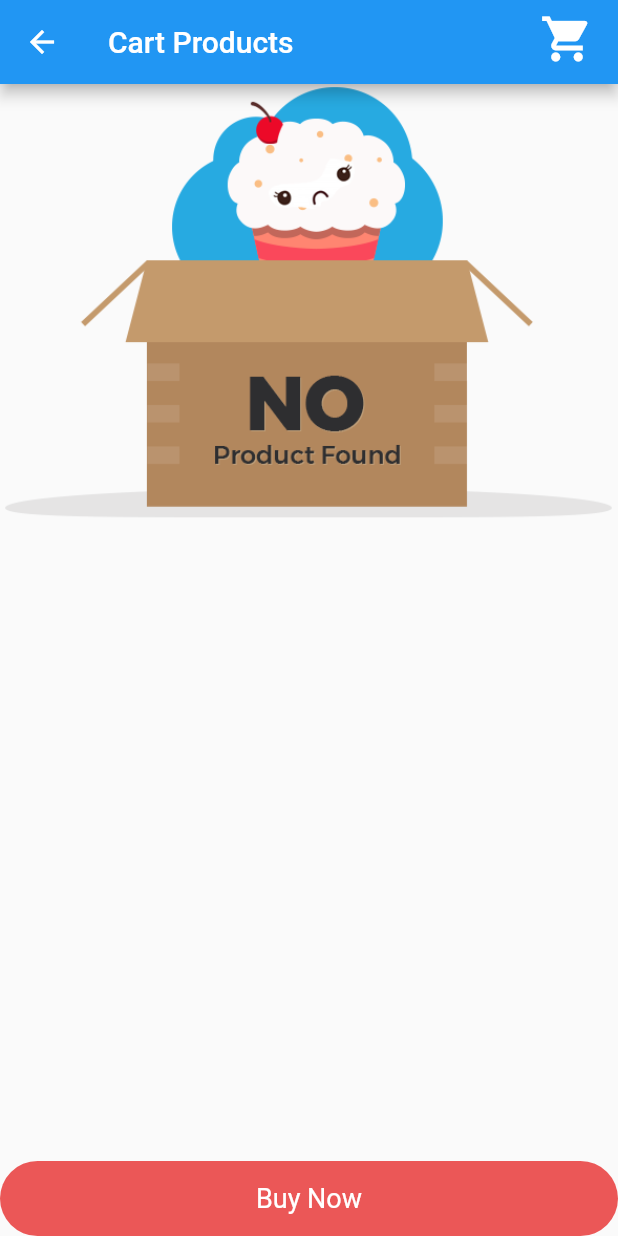
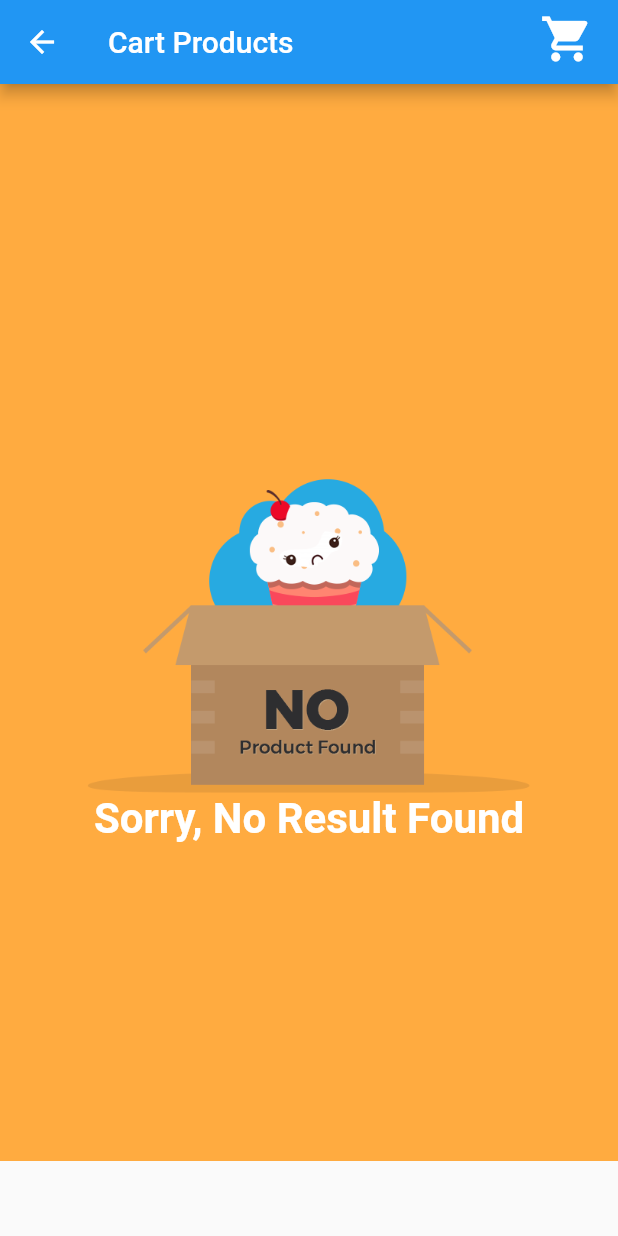
Before and after one commit to soumen88/homebazaar, a Flutter app: the ProductsListingScreenPage screen opened by its route, after a tap on the "shopping cart" icon, on a phone screen of 412 x 824 dp. Run offline on Flutter 3.47's test engine with Material 2 defaults, Android fonts, the phone set to English and light mode, and no system bars; our stand-ins replace auto_route, dio, flutter_riverpod, flutter_svg, freezed_annotation, rflutter_alert and 1 more; accounts and stored records are empty; network calls fail; project files that could hold a hidden picture were left out.

Commit message:
No products screen improved

```diff
--- a/lib/cart/CartProductScreenPage.dart
+++ b/lib/cart/CartProductScreenPage.dart
@@ -67,11 +67,28 @@ class _CartProductScreenPageState extends State<CartProductScreenPage> {
             ),
           ),
         ),
-        bottomNavigationBar: BuyButton(tap: ()  {
-          developer.log(currentScreen , name : "Buy button was tapped");
-          prepareCheckoutcart();
-        },
-        buttonText: "Buy Now",),
+        bottomNavigationBar: Visibility(
+          child: Consumer(
+            builder : (context , watch, child){
+              final futureProducts = watch(cartProductsNotifier).savedProductsInCart;
+              return Visibility(
+                  child: BuyButton(tap: ()  {
+                    developer.log(currentScreen , name : "Buy button was tapped");
+                    prepareCheckoutcart();
+                  },
+                    buttonText: "Buy Now",),
+                  maintainSize: true,
+                  maintainAnimation: true,
+                  maintainState: true,
+                  visible: (futureProducts.length > 0) ? true : false,
+              );
+            }
+          ),
+          maintainSize: true,
+          maintainAnimation: true,
+          maintainState: true,
+          visible: true,
+        ),
       ),
     );
   }
@@ -79,8 +96,25 @@ class _CartProductScreenPageState extends State<CartProductScreenPage> {
 
   Widget handleReponse(List<SavedProducts>? list, BuildContext context){
     return (list == null) || list.isEmpty ?
-    Center(
-      child: Image.asset('assets/no_product_found.png'),
+    Container(
+      width: double.infinity,
+      height: MediaQuery.of(context).size.height,
+      color: Colors.orangeAccent,
+      alignment: Alignment.center,
+      child: Container(
+        width: 300,
+        height: 300,
+        child: Column(
+          children: [
+            Image.asset('assets/no_product_found.png'),
+            Text("Sorry, No Result Found" , style: TextStyle(
+              fontSize: 28,
+              fontWeight: FontWeight.bold,
+              color: Colors.white
+            ),)
+          ],
+        ),
+      ),
     )
         :
     Column(
@@ -106,6 +140,7 @@ class _CartProductScreenPageState extends State<CartProductScreenPage> {
     String count = "Available Pieces: " + currentProduct.rating!.count.toString();
     String cardUrl = currentProduct.image!;
     var supportingText = "Category: " + currentProduct.id!.toString();
+
     return Card(
         elevation: 4.0,
         child: Column(
@@ -114,7 +149,7 @@ class _CartProductScreenPageState extends State<CartProductScreenPage> {
               title: Text(heading),
               trailing: InkWell(
                 onTap: (){
-                  displayAlert(productCount);
+                  displayAlert(currentProduct, productCount);
                 },
                 child: Icon(
                   Icons.delete,
@@ -176,7 +211,7 @@ class _CartProductScreenPageState extends State<CartProductScreenPage> {
 
   }
 
-  void displayAlert(int count){
+  void displayAlert(Products product, int count){
     Alert(
       context: context,
       type: AlertType.warning,
@@ -188,7 +223,10 @@ class _CartProductScreenPageState extends State<CartProductScreenPage> {
             "Okay",
             style: TextStyle(color: Colors.white, fontSize: 20),
           ),
-          onPressed: () => Navigator.pop(context),
+          onPressed: () {
+            context.read(cartProductsNotifier.notifier).removeProductFromCart(product);
+            Navigator.pop(context);
+          },
           color: Colors.redAccent
         ),
         DialogButton(
--- a/lib/cart/CartProductsBloc.dart
+++ b/lib/cart/CartProductsBloc.dart
@@ -41,4 +41,9 @@ class CartProductsBloc extends ChangeNotifier{
     }
     notifyListeners();
   }
+
+  void removeProductFromCart(Products savedProducts){
+    savedProductsInCart.removeWhere((element) => element.product.id! == savedProducts.id!);
+    notifyListeners();
+  }
 }
```
Also changed, not shown: lib/checkout/CheckOutScreenPage.dart (+31 -6 lines).
